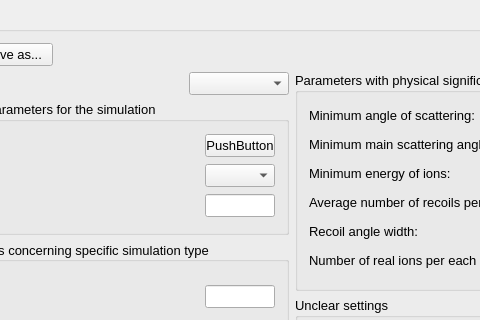
JYU-IBA/potku, file ui_files/ui_request_simulation_settings.ui: the form before one commit; both pictures show x 138 to 618 and y 0 to 320 of the 860 by 540 pixel window.
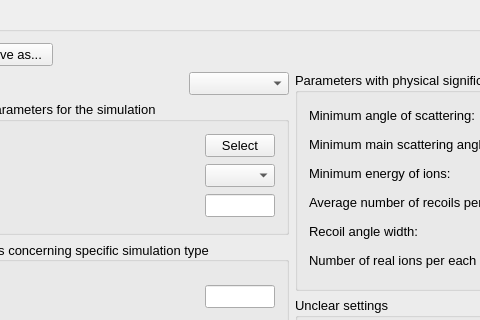
The form after the commit.

What changed in the file:
```diff
--- a/ui_files/ui_request_simulation_settings.ui
+++ b/ui_files/ui_request_simulation_settings.ui
@@ -145,7 +145,7 @@
                       </size>
                      </property>
                      <property name="text">
-                      <string>PushButton</string>
+                      <string>Select</string>
                      </property>
                     </widget>
                    </item>
```
